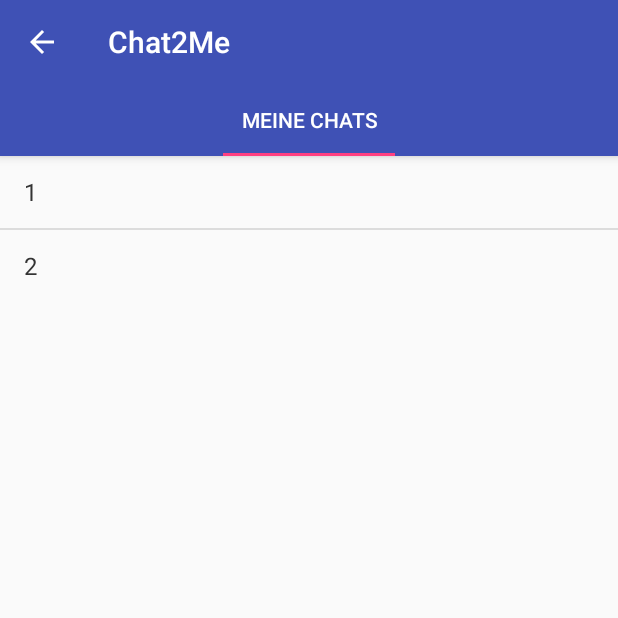
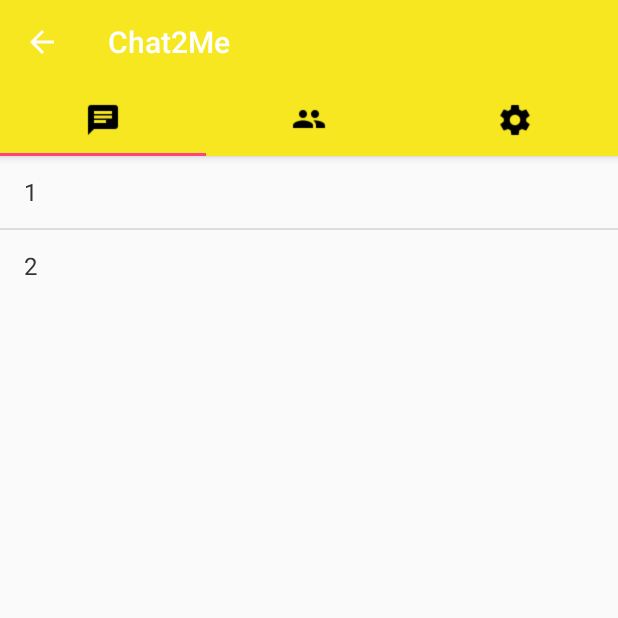
Before and after one commit to 7luck/chat2me-android, an Android app: the TabActivity screen opened directly, with no data from a screen before it, on a phone screen of 412 x 824 dp, the top half of it. Run offline under Robolectric (Android 15) with nearby library versions, the phone set to English and light mode, and no system bars.

Commit message:
new icons

```diff
--- a/app/src/main/java/io/sevenluck/client/chat2me/activity/TabActivity.java
+++ b/app/src/main/java/io/sevenluck/client/chat2me/activity/TabActivity.java
@@ -38,12 +38,18 @@ public class TabActivity extends AppCompatActivity {
 
         tabLayout = (TabLayout) findViewById(R.id.tabs);
         tabLayout.setupWithViewPager(viewPager);
+
+        tabLayout.getTabAt(0).setIcon(R.drawable.ic_chat_black_24dp);
+        tabLayout.getTabAt(1).setIcon(R.drawable.ic_people_black_24dp);
+        tabLayout.getTabAt(2).setIcon(R.drawable.ic_settings_black_24dp);
     }
 
     private void setupViewPager(ViewPager viewPager) {
         ViewPagerAdapter adapter = new ViewPagerAdapter(getSupportFragmentManager());
 
-        adapter.addFragment(new ChatRoomListFragment(), getResources().getString(R.string.tab_chatrooms));
+        adapter.addFragment(new ChatRoomListFragment(), "");
+        adapter.addFragment(new ChatRoomListFragment(), "");
+        adapter.addFragment(new ChatRoomListFragment(), "");
         viewPager.setAdapter(adapter);
     }
 
--- a/app/src/main/res/values/colors.xml
+++ b/app/src/main/res/values/colors.xml
@@ -1,6 +1,6 @@
 <?xml version="1.0" encoding="utf-8"?>
 <resources>
-    <color name="colorPrimary">#3F51B5</color>
-    <color name="colorPrimaryDark">#303F9F</color>
+    <color name="colorPrimary">#F7E720</color>
+    <color name="colorPrimaryDark">#ADFF2F</color>
     <color name="colorAccent">#FF4081</color>
 </resources>
```
Also changed, not shown: app/src/main/res/drawable/ic_cached_black_24dp.png (added), app/src/main/res/drawable/ic_chat_black_24dp.png (added), app/src/main/res/drawable/ic_people_black_24dp.png (added), app/src/main/res/drawable/ic_search_black_24dp.png (added), app/src/main/res/drawable/ic_settings_black_24dp.png (added).
